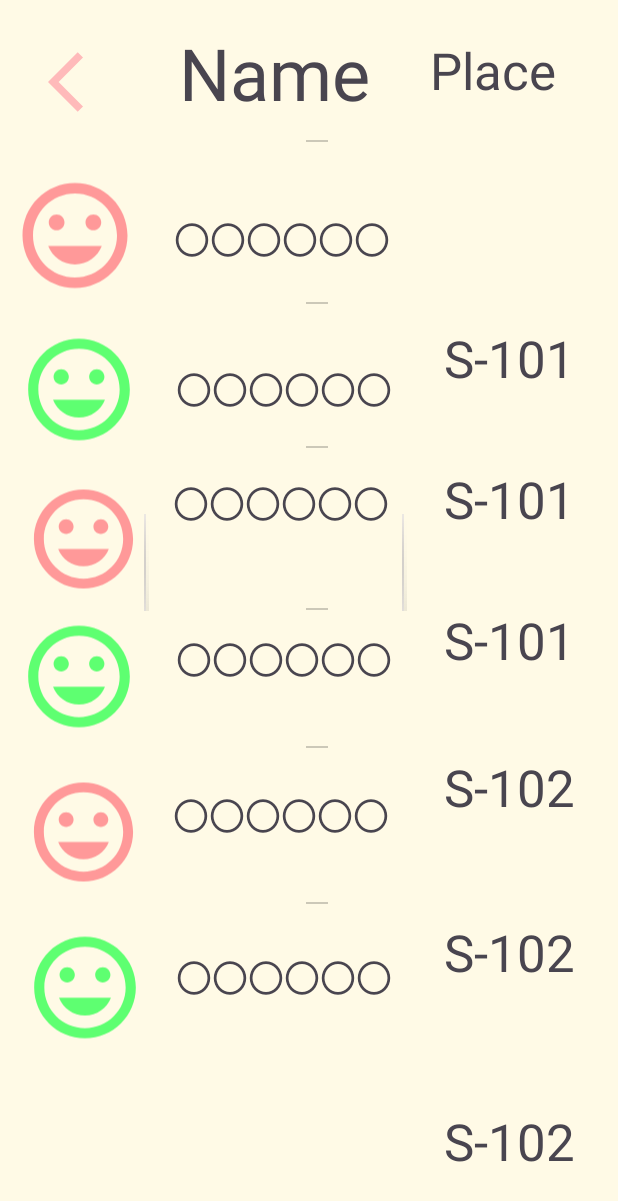
After one commit to takumi284/Huck-U, an Android app: the layout activity_icon.xml on its own in the app's theme, with its tools: preview values and no code run, on a phone screen of 412 x 824 dp. The commit adds this screen. Shown: the top 1201 px of the screen. Run offline under Robolectric (Android 15) with nearby library versions, the phone set to English and light mode, and no system bars.

Commit message:
map・activity_iconの作成

```diff
--- /dev/null
+++ b/app/src/main/res/layout/activity_icon.xml
@@ -0,0 +1,311 @@
+<?xml version="1.0" encoding="utf-8"?>
+<androidx.constraintlayout.widget.ConstraintLayout xmlns:android="http://schemas.android.com/apk/res/android"
+    xmlns:app="http://schemas.android.com/apk/res-auto"
+    xmlns:tools="http://schemas.android.com/tools"
+    android:layout_width="match_parent"
+    android:layout_height="match_parent"
+    android:background="@color/backgroundColor">
+
+    <ImageButton
+        android:id="@+id/imageButton10"
+        android:layout_width="79dp"
+        android:layout_height="77dp"
+        android:layout_marginStart="16dp"
+        android:layout_marginTop="16dp"
+        android:background="@color/backgroundColor"
+        android:contentDescription="このボタンは戻るボタンの仮置きです"
+        app:layout_constraintStart_toStartOf="parent"
+        app:layout_constraintTop_toTopOf="parent"
+        app:srcCompat="@drawable/back_button" />
+
+    <ImageView
+        android:id="@+id/Split1"
+        android:layout_width="0dp"
+        android:layout_height="750dp"
+        android:layout_marginStart="96dp"
+        app:layout_constraintBottom_toBottomOf="parent"
+        app:layout_constraintStart_toStartOf="parent"
+        app:layout_constraintTop_toTopOf="parent"
+        app:layout_constraintVertical_bias="0.0"
+        app:srcCompat="@android:drawable/status_bar_item_app_background" />
+
+    <ImageView
+        android:id="@+id/imageView11"
+        android:layout_width="0dp"
+        android:layout_height="750dp"
+        android:layout_marginStart="268dp"
+        app:layout_constraintBottom_toBottomOf="parent"
+        app:layout_constraintStart_toStartOf="parent"
+        app:layout_constraintTop_toTopOf="parent"
+        app:layout_constraintVertical_bias="0.0"
+        app:srcCompat="@android:drawable/status_bar_item_app_background" />
+
+    <ImageView
+        android:id="@+id/imageView13"
+        android:layout_width="422dp"
+        android:layout_height="0dp"
+        android:layout_marginTop="8dp"
+        app:layout_constraintStart_toStartOf="parent"
+        app:layout_constraintTop_toBottomOf="@+id/textView3"
+        app:srcCompat="@android:drawable/divider_horizontal_textfield" />
+
+    <ImageView
+        android:id="@+id/imageView17"
+        android:layout_width="422dp"
+        android:layout_height="0dp"
+        android:layout_marginTop="412dp"
+        app:layout_constraintStart_toStartOf="parent"
+        app:layout_constraintTop_toBottomOf="@+id/textView3"
+        app:srcCompat="@android:drawable/divider_horizontal_textfield" />
+
+    <ImageView
+        android:id="@+id/imageView18"
+        android:layout_width="422dp"
+        android:layout_height="0dp"
+        android:layout_marginTop="516dp"
+        app:layout_constraintStart_toStartOf="parent"
+        app:layout_constraintTop_toBottomOf="@+id/textView3"
+        app:srcCompat="@android:drawable/divider_horizontal_textfield" />
+
+    <ImageView
+        android:id="@+id/imageView14"
+        android:layout_width="422dp"
+        android:layout_height="0dp"
+        android:layout_marginTop="116dp"
+        app:layout_constraintStart_toStartOf="parent"
+        app:layout_constraintTop_toBottomOf="@+id/textView3"
+        app:srcCompat="@android:drawable/divider_horizontal_textfield" />
+
+    <ImageView
+        android:id="@+id/imageView15"
+        android:layout_width="422dp"
+        android:layout_height="0dp"
+        android:layout_marginTop="212dp"
+        app:layout_constraintStart_toStartOf="parent"
+        app:layout_constraintTop_toBottomOf="@+id/textView3"
+        app:srcCompat="@android:drawable/divider_horizontal_textfield" />
+
+    <ImageView
+        android:id="@+id/imageView16"
+        android:layout_width="422dp"
+        android:layout_height="0dp"
+        android:layout_marginTop="320dp"
+        app:layout_constraintStart_toStartOf="parent"
+        app:layout_constraintTop_toBottomOf="@+id/textView3"
+        app:srcCompat="@android:drawable/divider_horizontal_textfield" />
+
+    <TextView
+        android:id="@+id/textView7"
+        android:layout_width="wrap_content"
+        android:layout_height="wrap_content"
+        android:layout_marginStart="20dp"
+        android:layout_marginTop="72dp"
+        android:text="〇〇〇〇〇〇"
+        android:textSize="24sp"
+        app:layout_constraintStart_toEndOf="@+id/imageView7"
+        app:layout_constraintTop_toBottomOf="@+id/textView6" />
+
+    <TextView
+        android:id="@+id/textView2"
+        android:layout_width="wrap_content"
+        android:layout_height="wrap_content"
+        android:layout_marginStart="24dp"
+        android:layout_marginTop="64dp"
+        android:text="〇〇〇〇〇〇"
+        android:textSize="24sp"
+        app:layout_constraintStart_toEndOf="@+id/imageView3"
+        app:layout_constraintTop_toBottomOf="@+id/textView" />
+
+    <TextView
+        android:id="@+id/textView4"
+        android:layout_width="wrap_content"
+        android:layout_height="wrap_content"
+        android:layout_marginStart="20dp"
+        android:layout_marginTop="40dp"
+        android:text="〇〇〇〇〇〇"
+        android:textSize="24sp"
+        app:layout_constraintStart_toEndOf="@+id/imageView4"
+        app:layout_constraintTop_toBottomOf="@+id/textView2" />
+
+    <TextView
+        android:id="@+id/textView5"
+        android:layout_width="wrap_content"
+        android:layout_height="wrap_content"
+        android:layout_marginStart="24dp"
+        android:layout_marginTop="68dp"
+        android:text="〇〇〇〇〇〇"
+        android:textSize="24sp"
+        app:layout_constraintStart_toEndOf="@+id/imageView5"
+        app:layout_constraintTop_toBottomOf="@+id/textView4" />
+
+    <TextView
+        android:id="@+id/textView6"
+        android:layout_width="wrap_content"
+        android:layout_height="wrap_content"
+        android:layout_marginStart="20dp"
+        android:layout_marginTop="68dp"
+        android:text="〇〇〇〇〇〇"
+        android:textSize="24sp"
+        app:layout_constraintStart_toEndOf="@+id/imageView6"
+        app:layout_constraintTop_toBottomOf="@+id/textView5" />
+
+    <ImageView
+        android:id="@+id/imageView7"
+        android:layout_width="81dp"
+        android:layout_height="86dp"
+        android:layout_marginStart="16dp"
+        android:layout_marginTop="20dp"
+        app:layout_constraintStart_toStartOf="parent"
+        app:layout_constraintTop_toBottomOf="@+id/imageView6"
+        app:srcCompat="@drawable/icon_sample2" />
+
+    <ImageView
+        android:id="@+id/imageView6"
+        android:layout_width="79dp"
+        android:layout_height="81dp"
+        android:layout_marginStart="16dp"
+        android:layout_marginTop="20dp"
+        app:layout_constraintStart_toStartOf="parent"
+        app:layout_constraintTop_toBottomOf="@+id/imageView5"
+        app:srcCompat="@drawable/icon_sample" />
+
+    <ImageView
+        android:id="@+id/imageView5"
+        android:layout_width="81dp"
+        android:layout_height="86dp"
+        android:layout_marginStart="12dp"
+        android:layout_marginTop="8dp"
+        app:layout_constraintStart_toStartOf="parent"
+        app:layout_constraintTop_toBottomOf="@+id/imageView4"
+        app:srcCompat="@drawable/icon_sample2" />
+
+    <ImageView
+        android:id="@+id/imageView2"
+        android:layout_width="84dp"
+        android:layout_height="87dp"
+        android:layout_marginStart="8dp"
+        android:layout_marginTop="20dp"
+        app:layout_constraintStart_toStartOf="parent"
+        app:layout_constraintTop_toBottomOf="@+id/imageButton10"
+        app:srcCompat="@drawable/icon_sample" />
+
+    <ImageView
+        android:id="@+id/imageView3"
+        android:layout_width="81dp"
+        android:layout_height="86dp"
+        android:layout_marginStart="12dp"
+        android:layout_marginTop="16dp"
+        app:layout_constraintStart_toStartOf="parent"
+        app:layout_constraintTop_toBottomOf="@+id/imageView2"
+        app:srcCompat="@drawable/icon_sample2" />
+
+    <ImageView
+        android:id="@+id/imageView4"
+        android:layout_width="79dp"
+        android:layout_height="81dp"
+        android:layout_marginStart="16dp"
+        android:layout_marginTop="16dp"
+        app:layout_constraintStart_toStartOf="parent"
+        app:layout_constraintTop_toBottomOf="@+id/imageView3"
+        app:srcCompat="@drawable/icon_sample" />
+
+    <TextView
+        android:id="@+id/textView"
+        android:layout_width="wrap_content"
+        android:layout_height="wrap_content"
+        android:layout_marginStart="24dp"
+        android:layout_marginTop="56dp"
+        android:text="〇〇〇〇〇〇"
+        android:textSize="24sp"
+        app:layout_constraintStart_toEndOf="@+id/imageView2"
+        app:layout_constraintTop_toBottomOf="@+id/textView3" />
+
+    <TextView
+        android:id="@+id/textView3"
+        android:layout_width="131dp"
+        android:layout_height="69dp"
+        android:layout_marginStart="24dp"
+        android:layout_marginTop="16dp"
+        android:text="Name"
+        android:textSize="48sp"
+        app:layout_constraintStart_toEndOf="@+id/imageButton10"
+        app:layout_constraintTop_toTopOf="parent" />
+
+    <TextView
+        android:id="@+id/textView8"
+        android:layout_width="108dp"
+        android:layout_height="61dp"
+        android:layout_marginStart="36dp"
+        android:layout_marginTop="24dp"
+        android:text="Place"
+        android:textSize="34sp"
+        app:layout_constraintStart_toEndOf="@+id/textView3"
+        app:layout_constraintTop_toTopOf="parent" />
+
+    <TextView
+        android:id="@+id/textView9"
+        android:layout_width="88dp"
+        android:layout_height="54dp"
+        android:layout_marginEnd="28dp"
+        android:layout_marginBottom="40dp"
+        android:text="S-101"
+        android:textSize="34sp"
+        app:layout_constraintBottom_toTopOf="@+id/textView10"
+        app:layout_constraintEnd_toEndOf="parent" />
+
+    <TextView
+        android:id="@+id/textView10"
+        android:layout_width="88dp"
+        android:layout_height="54dp"
+        android:layout_marginEnd="28dp"
+        android:layout_marginBottom="40dp"
+        android:text="S-101"
+        android:textSize="34sp"
+        app:layout_constraintBottom_toTopOf="@+id/textView11"
+        app:layout_constraintEnd_toEndOf="parent" />
+
+    <TextView
+        android:id="@+id/textView11"
+        android:layout_width="88dp"
+        android:layout_height="54dp"
+        android:layout_marginEnd="28dp"
+        android:layout_marginBottom="44dp"
+        android:text="S-101"
+        android:textSize="34sp"
+        app:layout_constraintBottom_toTopOf="@+id/textView12"
+        app:layout_constraintEnd_toEndOf="parent" />
+
+    <TextView
+        android:id="@+id/textView12"
+        android:layout_width="88dp"
+        android:layout_height="54dp"
+        android:layout_marginEnd="28dp"
+        android:layout_marginBottom="56dp"
+        android:text="S-102"
+        android:textSize="34sp"
+        app:layout_constraintBottom_toTopOf="@+id/textView13"
+        app:layout_constraintEnd_toEndOf="parent" />
+
+    <TextView
+        android:id="@+id/textView13"
+        android:layout_width="88dp"
+        android:layout_height="54dp"
+        android:layout_marginEnd="28dp"
+        android:layout_marginBottom="72dp"
+        android:text="S-102"
+        android:textSize="34sp"
+        app:layout_constraintBottom_toTopOf="@+id/textView14"
+        app:layout_constraintEnd_toEndOf="parent" />
+
+    <TextView
+        android:id="@+id/textView14"
+        android:layout_width="88dp"
+        android:layout_height="54dp"
+        android:layout_marginEnd="28dp"
+        android:layout_marginBottom="32dp"
+        android:text="S-102"
+        android:textSize="34sp"
+        app:layout_constraintBottom_toBottomOf="parent"
+        app:layout_constraintEnd_toEndOf="parent" />
+
+</androidx.constraintlayout.widget.ConstraintLayout>
--- a/app/src/main/res/layout/activity_map.xml
+++ b/app/src/main/res/layout/activity_map.xml
@@ -4,10 +4,11 @@
     xmlns:tools="http://schemas.android.com/tools"
     android:layout_width="match_parent"
     android:layout_height="match_parent"
+    android:background="@color/backgroundColor"
     tools:context=".MapActivity">
 
     <ImageButton
-        android:id="@+id/imageButton2"
+        android:id="@+id/imageButtonT"
         android:layout_width="84dp"
         android:layout_height="94dp"
         android:layout_marginTop="260dp"
@@ -20,7 +21,7 @@
         app:srcCompat="@drawable/map_t" />
 
     <ImageButton
-        android:id="@+id/imageButton3"
+        android:id="@+id/imageButtonS"
         android:layout_width="85dp"
         android:layout_height="156dp"
         android:layout_marginStart="28dp"
@@ -33,7 +34,7 @@
         app:srcCompat="@drawable/map_s" />
 
     <ImageButton
-        android:id="@+id/imageButton4"
+        android:id="@+id/imageButtonN"
         android:layout_width="215dp"
         android:layout_height="63dp"
         android:layout_marginTop="64dp"
@@ -46,7 +47,7 @@
         app:srcCompat="@drawable/map_n" />
 
     <ImageButton
-        android:id="@+id/imageButton6"
+        android:id="@+id/imageButtonE"
         android:layout_width="97dp"
         android:layout_height="155dp"
         android:layout_marginTop="408dp"
@@ -59,7 +60,7 @@
         app:srcCompat="@drawable/map_e" />
 
     <ImageButton
-        android:id="@+id/imageButton7"
+        android:id="@+id/imageButtonG"
         android:layout_width="93dp"
         android:layout_height="105dp"
         android:layout_marginTop="188dp"
@@ -72,7 +73,7 @@
         app:srcCompat="@drawable/map_g" />
 
     <ImageButton
-        android:id="@+id/imageButton8"
+        android:id="@+id/imageButtonQR"
         android:layout_width="290dp"
         android:layout_height="57dp"
         android:layout_marginEnd="68dp"
@@ -85,7 +86,7 @@
         app:srcCompat="@drawable/map_qrbutton" />
 
     <ImageButton
-        android:id="@+id/imageButton9"
+        android:id="@+id/imageButtonP"
         android:layout_width="304dp"
         android:layout_height="50dp"
         android:layout_marginEnd="60dp"
@@ -93,7 +94,7 @@
         android:contentDescription="このボタンはプロフィールへの遷移ボタンです"
         android:padding="0dp"
         android:scaleType="fitCenter"
-        app:layout_constraintBottom_toTopOf="@+id/imageButton8"
+        app:layout_constraintBottom_toTopOf="@+id/imageButtonQR"
         app:layout_constraintEnd_toEndOf="parent"
         app:srcCompat="@drawable/map_profilebutton" />
 
--- a/app/src/main/res/layout/activity_map2l.xml
+++ b/app/src/main/res/layout/activity_map2l.xml
@@ -3,6 +3,7 @@
     xmlns:app="http://schemas.android.com/apk/res-auto"
     xmlns:tools="http://schemas.android.com/tools"
     android:layout_width="match_parent"
+    android:background="@color/backgroundColor"
     android:layout_height="match_parent">
 
     <ImageButton
--- a/app/src/main/res/layout/activity_map2r.xml
+++ b/app/src/main/res/layout/activity_map2r.xml
@@ -3,7 +3,8 @@
     xmlns:app="http://schemas.android.com/apk/res-auto"
     xmlns:tools="http://schemas.android.com/tools"
     android:layout_width="match_parent"
-    android:layout_height="match_parent">
+    android:layout_height="match_parent"
+    android:background="@color/backgroundColor">
 
     <ImageButton
         android:id="@+id/imageButton20"
```
